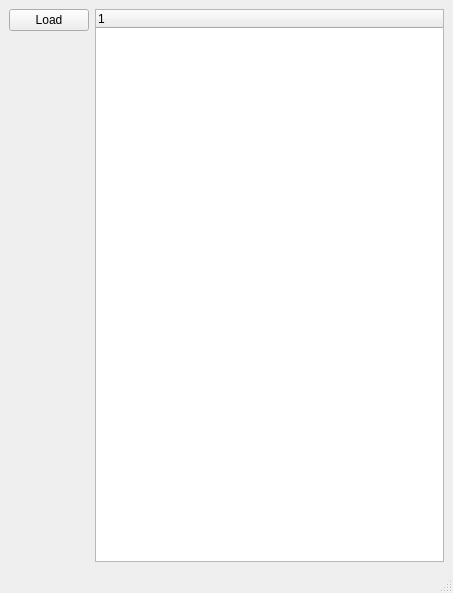
First picture: the form in testUI.ui, repository trufasa/jsonViewer, before the edit.
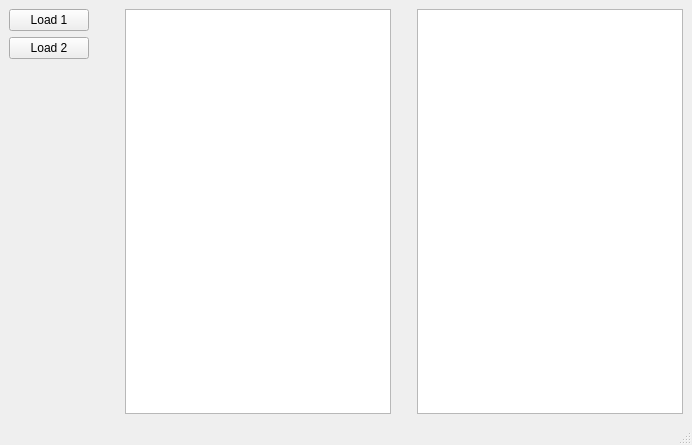
Second picture: the form after the edit.

Commit message: - Added second tree widget to test JSON comparison

Diff of the .ui file:
```diff
--- a/testUI.ui
+++ b/testUI.ui
@@ -6,23 +6,30 @@
    <rect>
     <x>0</x>
     <y>0</y>
-    <width>453</width>
-    <height>593</height>
+    <width>692</width>
+    <height>445</height>
    </rect>
   </property>
   <property name="windowTitle">
    <string>MainWindow</string>
   </property>
   <widget class="QWidget" name="centralwidget">
-   <layout class="QGridLayout" name="gridLayout_2">
+   <layout class="QGridLayout" name="gridLayout">
     <item row="0" column="0">
-     <layout class="QGridLayout" name="gridLayout">
-      <item row="0" column="0">
+     <layout class="QHBoxLayout" name="horizontalLayout_2">
+      <item>
        <layout class="QVBoxLayout" name="verticalLayout">
         <item>
          <widget class="QPushButton" name="loadPushButton">
           <property name="text">
-           <string>Load</string>
+           <string>Load 1</string>
+          </property>
+         </widget>
+        </item>
+        <item>
+         <widget class="QPushButton" name="load2PushButton">
+          <property name="text">
+           <string>Load 2</string>
           </property>
          </widget>
         </item>
@@ -34,25 +41,62 @@
           <property name="sizeHint" stdset="0">
            <size>
             <width>20</width>
-            <height>40</height>
+            <height>398</height>
            </size>
           </property>
          </spacer>
         </item>
        </layout>
       </item>
-      <item row="0" column="1">
-       <layout class="QVBoxLayout" name="verticalLayout_2">
+      <item>
+       <spacer name="horizontalSpacer_2">
+        <property name="orientation">
+         <enum>Qt::Horizontal</enum>
+        </property>
+        <property name="sizeType">
+         <enum>QSizePolicy::Minimum</enum>
+        </property>
+        <property name="sizeHint" stdset="0">
+         <size>
+          <width>30</width>
+          <height>50</height>
+         </size>
+        </property>
+       </spacer>
+      </item>
+      <item>
+       <layout class="QHBoxLayout" name="horizontalLayout">
         <item>
-         <widget class="QTreeWidget" name="jsonTreeWidget">
+         <widget class="QTreeWidget" name="json1TreeWidget">
+          <property name="columnCount">
+           <number>0</number>
+          </property>
+         </widget>
+        </item>
+        <item>
+         <spacer name="horizontalSpacer">
+          <property name="orientation">
+           <enum>Qt::Horizontal</enum>
+          </property>
+          <property name="sizeType">
+           <enum>QSizePolicy::Minimum</enum>
+          </property>
+          <property name="sizeHint" stdset="0">
+           <size>
+            <width>20</width>
+            <height>20</height>
+           </size>
+          </property>
+         </spacer>
+        </item>
+        <item>
+         <widget class="QTreeWidget" name="json2TreeWidget">
           <property name="enabled">
            <bool>true</bool>
           </property>
-          <column>
-           <property name="text">
-            <string/>
-           </property>
-          </column>
+          <property name="columnCount">
+           <number>0</number>
+          </property>
          </widget>
         </item>
        </layout>
```
Left out of the diff: 4 changed lines with no effect on the pictures.
